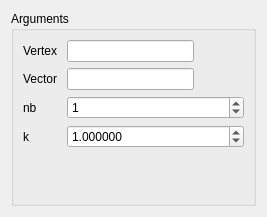
Qt form src/HEXABLOCKGUI/MakeSpherical_QTD.ui (SalomePlatform/hexablock) before a commit.
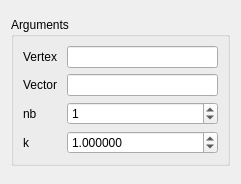
The same form after that commit.

Patch:
```diff
--- a/src/HEXABLOCKGUI/MakeSpherical_QTD.ui
+++ b/src/HEXABLOCKGUI/MakeSpherical_QTD.ui
@@ -6,16 +6,28 @@
    <rect>
     <x>0</x>
     <y>0</y>
-    <width>267</width>
-    <height>217</height>
+    <width>241</width>
+    <height>184</height>
    </rect>
   </property>
+  <property name="sizePolicy">
+   <sizepolicy hsizetype="Preferred" vsizetype="Fixed">
+    <horstretch>0</horstretch>
+    <verstretch>0</verstretch>
+   </sizepolicy>
+  </property>
   <property name="windowTitle">
    <string>Sphere Construction</string>
   </property>
   <layout class="QVBoxLayout" name="verticalLayout_3">
    <item>
     <widget class="QGroupBox" name="groupBox">
+     <property name="sizePolicy">
+      <sizepolicy hsizetype="Preferred" vsizetype="Fixed">
+       <horstretch>0</horstretch>
+       <verstretch>0</verstretch>
+      </sizepolicy>
+     </property>
      <property name="title">
       <string>Arguments</string>
      </property>
@@ -29,9 +41,15 @@
       </item>
       <item row="0" column="1">
        <widget class="QLineEdit" name="vex_le">
+        <property name="sizePolicy">
+         <sizepolicy hsizetype="Minimum" vsizetype="Fixed">
+          <horstretch>0</horstretch>
+          <verstretch>0</verstretch>
+         </sizepolicy>
+        </property>
         <property name="maximumSize">
          <size>
-          <width>127</width>
+          <width>16777215</width>
           <height>16777215</height>
          </size>
         </property>
@@ -49,9 +67,15 @@
       </item>
       <item row="1" column="1">
        <widget class="QLineEdit" name="vec_le">
+        <property name="sizePolicy">
+         <sizepolicy hsizetype="Minimum" vsizetype="Fixed">
+          <horstretch>0</horstretch>
+          <verstretch>0</verstretch>
+         </sizepolicy>
+        </property>
         <property name="maximumSize">
          <size>
-          <width>127</width>
+          <width>16777215</width>
           <height>16777215</height>
          </size>
         </property>
@@ -60,20 +84,14 @@
         </property>
        </widget>
       </item>
-      <item row="6" column="1">
-       <widget class="QDoubleSpinBox" name="k_spb">
-        <property name="decimals">
-         <number>6</number>
-        </property>
-        <property name="maximum">
-         <double>1000000000.000000000000000</double>
-        </property>
-        <property name="value">
-         <double>1.000000000000000</double>
+      <item row="2" column="0">
+       <widget class="QLabel" name="label_3">
+        <property name="text">
+         <string>nb</string>
         </property>
        </widget>
       </item>
-      <item row="5" column="1">
+      <item row="2" column="1">
        <widget class="QSpinBox" name="nb_spb">
         <property name="maximum">
          <number>1000000</number>
@@ -83,17 +101,23 @@
         </property>
        </widget>
       </item>
-      <item row="6" column="0">
+      <item row="3" column="0">
        <widget class="QLabel" name="label_4">
         <property name="text">
          <string>k</string>
         </property>
        </widget>
       </item>
-      <item row="5" column="0">
-       <widget class="QLabel" name="label_3">
-        <property name="text">
-         <string>nb</string>
+      <item row="3" column="1">
+       <widget class="QDoubleSpinBox" name="k_spb">
+        <property name="decimals">
+         <number>6</number>
+        </property>
+        <property name="maximum">
+         <double>1000000000.000000000000000</double>
+        </property>
+        <property name="value">
+         <double>1.000000000000000</double>
         </property>
        </widget>
       </item>
```
Left out of the diff: 6 changed lines with no effect on the pictures.
